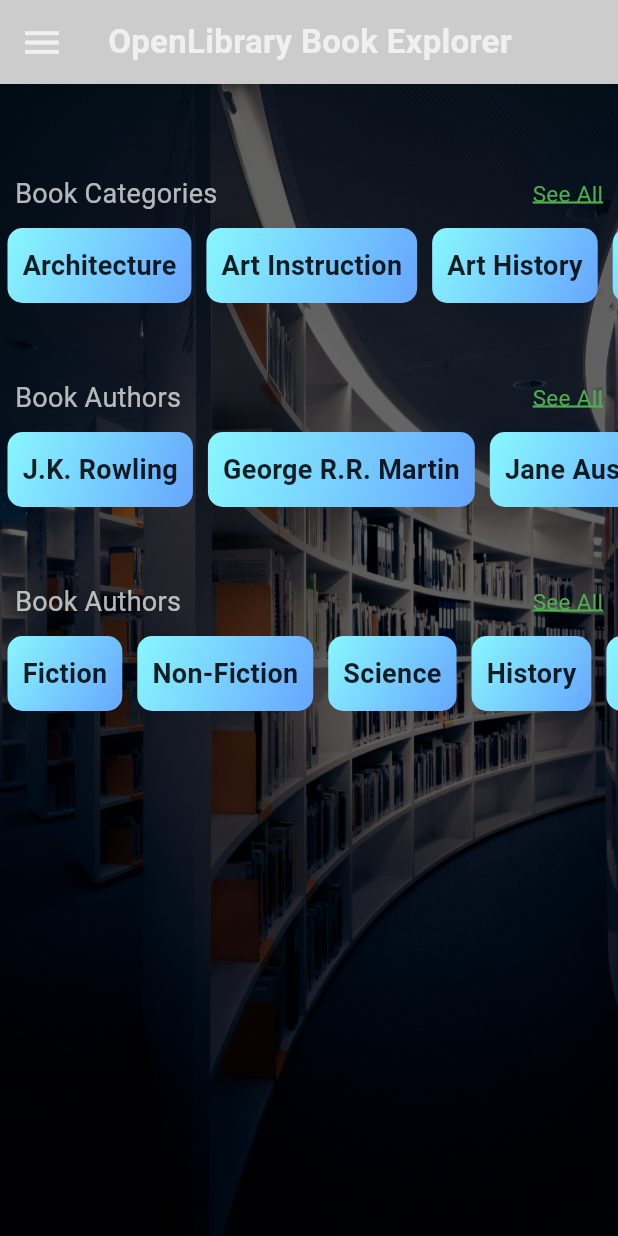
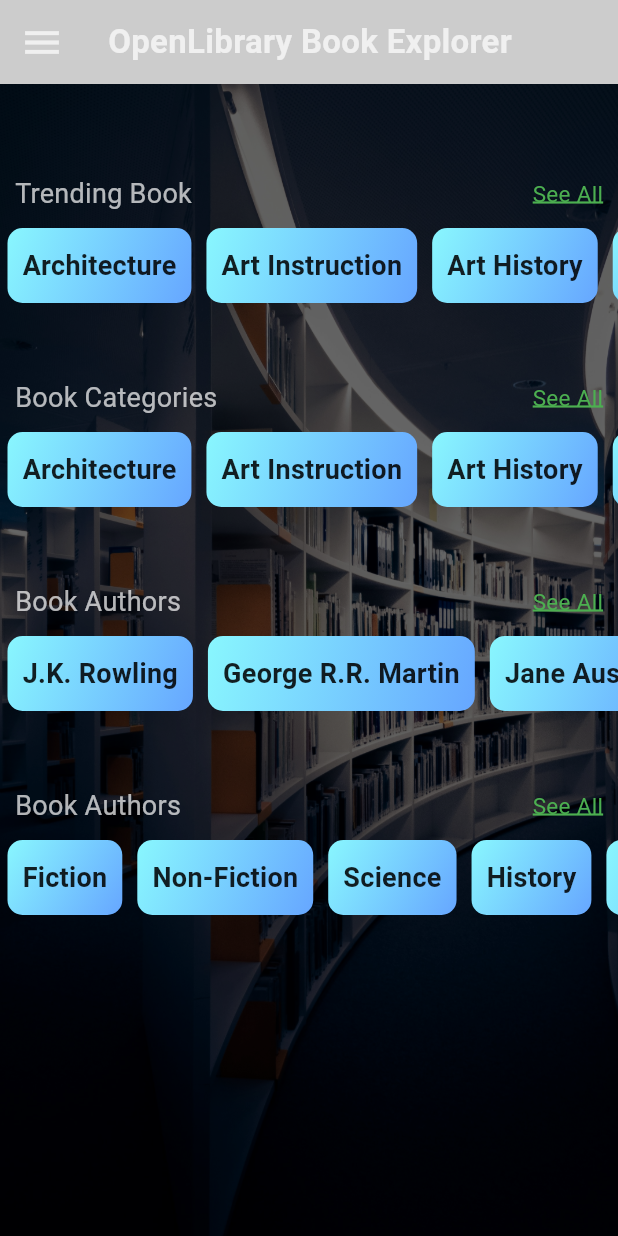
Before and after one commit to IAftabRehman/OpenLibrary-Book-Explorer-API-Flutter, a Flutter app: the screen it shows after launch, after a tap on "Skip", on a phone screen of 412 x 824 dp. Run offline on Flutter 3.47's test engine with Material 3 defaults, Android fonts, the phone set to English and light mode, and no system bars; our stand-ins replace cloud_firestore, firebase_auth, firebase_core, flutter_animate, video_player; accounts and stored records are empty; network calls fail; Roboto replaces fonts that are missing (Poppins).

Commit message:
Working with API, and create new file TrendingBook.dart

```diff
--- a/lib/Configuration/Routes.dart
+++ b/lib/Configuration/Routes.dart
@@ -1,4 +1,5 @@
 import 'package:flutter/cupertino.dart';
+import 'package:openlibrary_book_explorer/Presentation/Views/AuthorDetails.dart';
 import 'package:openlibrary_book_explorer/Presentation/Views/AuthorsScreen.dart';
 import 'package:openlibrary_book_explorer/Presentation/Views/CategoriesScreen.dart';
 import 'package:openlibrary_book_explorer/Presentation/Views/ForgetPasswordScreen.dart';
@@ -7,6 +8,7 @@ import 'package:openlibrary_book_explorer/Presentation/Views/IndividualCategory.
 import 'package:openlibrary_book_explorer/Presentation/Views/LogInScreen.dart';
 import 'package:openlibrary_book_explorer/Presentation/Views/ProfileScreen.dart';
 import 'package:openlibrary_book_explorer/Presentation/Views/SignUpScreen.dart';
+import 'package:openlibrary_book_explorer/Presentation/Views/TrendingBook.dart';
 import '../Presentation/Views/HomeScreen.dart';
 import '../Presentation/Views/OnBoardingScreen.dart';
 import '../Presentation/Views/SplashScreen.dart';
@@ -22,6 +24,8 @@ class AppRoutes {
   static const String authors = '/authors';
   static const String profile = '/profile';
   static const String individualCategory = '/individualCategory';
+  static const String authorDetails = '/authorDetails';
+  static const String trendingBook = '/trendingBook';
   static const String help = '/help';
 
   static Map<String, WidgetBuilder> routes = {
@@ -34,6 +38,7 @@ class AppRoutes {
     categories: (context) => CategoriesScreen(),
     authors: (context) => AuthorsScreen(),
     profile: (context) => ProfileScreen(),
+    trendingBook: (context) => TrendingBook(),
     help: (context) => HelpScreen(),
   };
 
@@ -43,8 +48,15 @@ class AppRoutes {
         final args = settings.arguments as Map<String, dynamic>;
         return CupertinoPageRoute(
           builder: (_) => IndividualCategory(
-            categoryName: args["name"],
+            authorDetails: args["name"],
             categoryLink: args["link"],
+          ),
+        );
+      case AppRoutes.authorDetails:
+        final args = settings.arguments as Map<String, dynamic>;
+        return CupertinoPageRoute(
+          builder: (_) => AuthorDetails(
+            authorDetails: args["authorDetails"],
           ),
         );
 
--- a/lib/Presentation/Views/HomeScreen.dart
+++ b/lib/Presentation/Views/HomeScreen.dart
@@ -91,6 +91,16 @@ class _HomeScreenState extends State<HomeScreen> {
     AuthorsModel(name: "J.R.R. Tolkien"),
     AuthorsModel(name: "Leo Tolstoy"),
     AuthorsModel(name: "Stephen King"),
+    AuthorsModel(name: "Joseph D. Bates, Jr."),
+    AuthorsModel(name: "James D. Lester, Sr."),
+    AuthorsModel(name: "Robert Deward Mason"),
+    AuthorsModel(name: "Charles Dana Gibson"),
+    AuthorsModel(name: "Thomas Dionysius Clark"),
+    AuthorsModel(name: "M. D. D. Evans"),
+    AuthorsModel(name: "Hugh D.Young"),
+    AuthorsModel(name: "Donald D. Spencer"),
+    AuthorsModel(name: "Anthony D. Smith"),
+    AuthorsModel(name: "Christian d' Elvert"),
   ];
 
   List<FavouriteBookModel> favouriteBookModel = [
@@ -149,6 +159,18 @@ class _HomeScreenState extends State<HomeScreen> {
                 crossAxisAlignment: CrossAxisAlignment.start,
                 children: [
                   const SizedBox(height: 40),
+
+                  listViewContainer(
+                    context,
+                    themeProvider,
+                    "Trending Book",
+                        () {
+                      Navigator.pushNamed(context, AppRoutes.trendingBook);
+                    },
+                    categoriesModel,
+                  ),
+
+                  const SizedBox(height: 50),
 
                   listViewContainer(
                     context,
--- a/lib/Presentation/Views/IndividualCategory.dart
+++ b/lib/Presentation/Views/IndividualCategory.dart
@@ -10,10 +10,10 @@ import '../Elements/CustomText.dart';
 import '../Elements/CustomTextField.dart';
 
 class IndividualCategory extends StatefulWidget {
-  final String categoryName;
+  final String authorDetails;
   final String? categoryLink;
 
-  const IndividualCategory({super.key, required this.categoryName, this.categoryLink});
+  const IndividualCategory({super.key, required this.authorDetails, this.categoryLink});
 
   @override
   State<IndividualCategory> createState() => _IndividualCategoryState();
@@ -42,7 +42,7 @@ class _IndividualCategoryState extends State<IndividualCategory> {
       extendBodyBehindAppBar: false,
       backgroundColor: Colors.transparent,
       appBar: AppBarWidget(
-        titleText: widget.categoryName.toString(),
+        titleText: widget.authorDetails.toString(),
         searchIcon: true,
       ),
       drawer: DrawerWidget(),
--- a/lib/Presentation/Views/SplashScreen.dart
+++ b/lib/Presentation/Views/SplashScreen.dart
@@ -20,7 +20,7 @@ class _SplashScreenState extends State<SplashScreen> {
         _controller.play();
         _controller.setLooping(false);
 
-        Future.delayed(Duration(seconds: 5), () {
+        Future.delayed(Duration(seconds: 1), () {
           Navigator.pushReplacementNamed(context, AppRoutes.onBoarding);
         });
         setState(() {});
@@ -39,9 +39,8 @@ class _SplashScreenState extends State<SplashScreen> {
       body: Center(
         child: _controller.value.isInitialized
             ? SizedBox.expand(
-                // fills the screen
           child: FittedBox(
-                  fit: BoxFit.cover, // cover = fills screen, crops if needed
+            fit: BoxFit.cover,
             child: SizedBox(
               width: _controller.value.size.width,
               height: _controller.value.size.height,
```
Also changed, not shown: lib/Presentation/Views/AuthorDetails.dart (added, +27 -0 lines), lib/Presentation/Views/AuthorsScreen.dart (+35 -5 lines), lib/Presentation/Views/TrendingBook.dart (added, +131 -0 lines), lib/Providers/LibraryProvider.dart (+56 -0 lines). Lines whose indentation alone changed are shown as unchanged.
